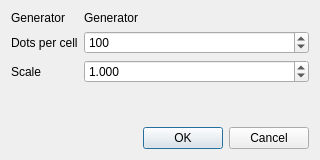
The window that src/apps/generator_settings_dialog.ui (b3h4re/world-gen) describes before a commit, drawn with Qt 5.
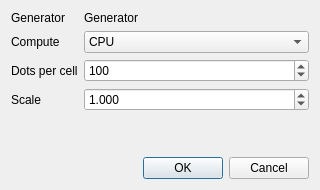
The same window after the commit.

Patch:
```diff
--- a/src/apps/generator_settings_dialog.ui
+++ b/src/apps/generator_settings_dialog.ui
@@ -7,7 +7,7 @@
     <x>0</x>
     <y>0</y>
     <width>320</width>
-    <height>160</height>
+    <height>190</height>
    </rect>
   </property>
   <property name="windowTitle">
@@ -31,13 +31,34 @@
       </widget>
      </item>
      <item row="1" column="0">
+      <widget class="QLabel" name="computeMethodLabel">
+       <property name="text">
+        <string>Compute</string>
+       </property>
+      </widget>
+     </item>
+     <item row="1" column="1">
+      <widget class="QComboBox" name="computeMethodComboBox">
+       <item>
+        <property name="text">
+         <string>CPU</string>
+        </property>
+       </item>
+       <item>
+        <property name="text">
+         <string>Vulkan compute</string>
+        </property>
+       </item>
+      </widget>
+     </item>
+     <item row="2" column="0">
       <widget class="QLabel" name="dotsPerCellLabel">
        <property name="text">
         <string>Dots per cell</string>
        </property>
       </widget>
      </item>
-     <item row="1" column="1">
+     <item row="2" column="1">
       <widget class="QSpinBox" name="dotsPerCellSpinBox">
        <property name="minimum">
         <number>2</number>
@@ -50,14 +71,14 @@
        </property>
       </widget>
      </item>
-     <item row="2" column="0">
+     <item row="3" column="0">
       <widget class="QLabel" name="scaleLabel">
        <property name="text">
         <string>Scale</string>
        </property>
       </widget>
      </item>
-     <item row="2" column="1">
+     <item row="3" column="1">
       <widget class="QDoubleSpinBox" name="scaleSpinBox">
        <property name="decimals">
         <number>3</number>
```
